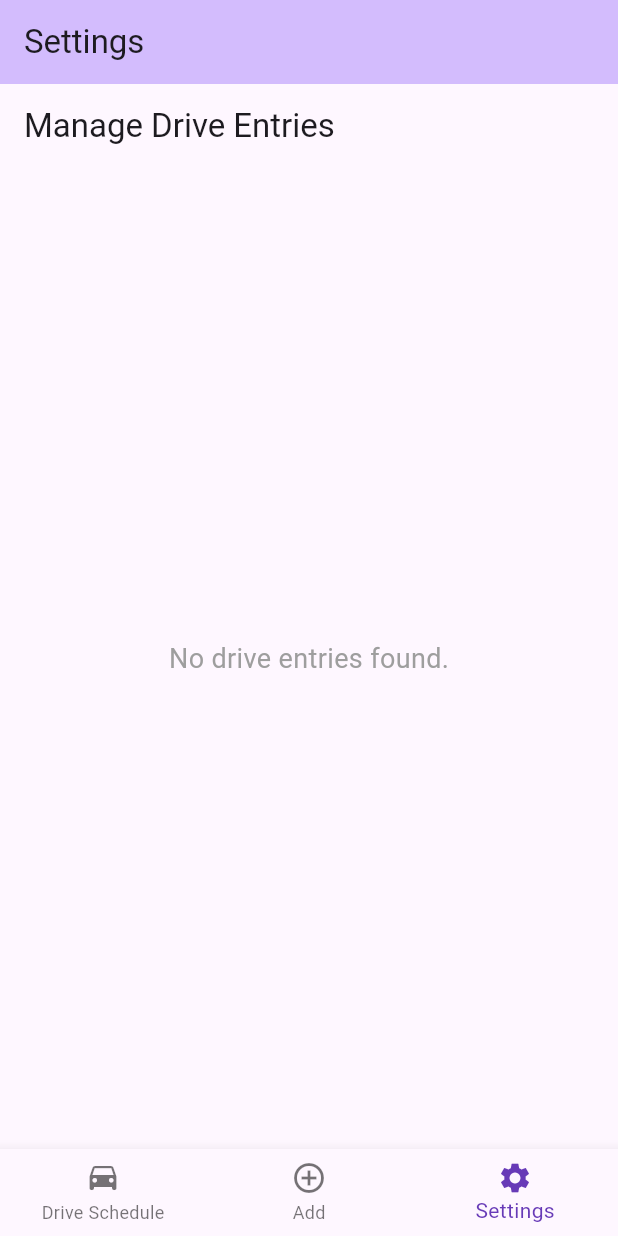
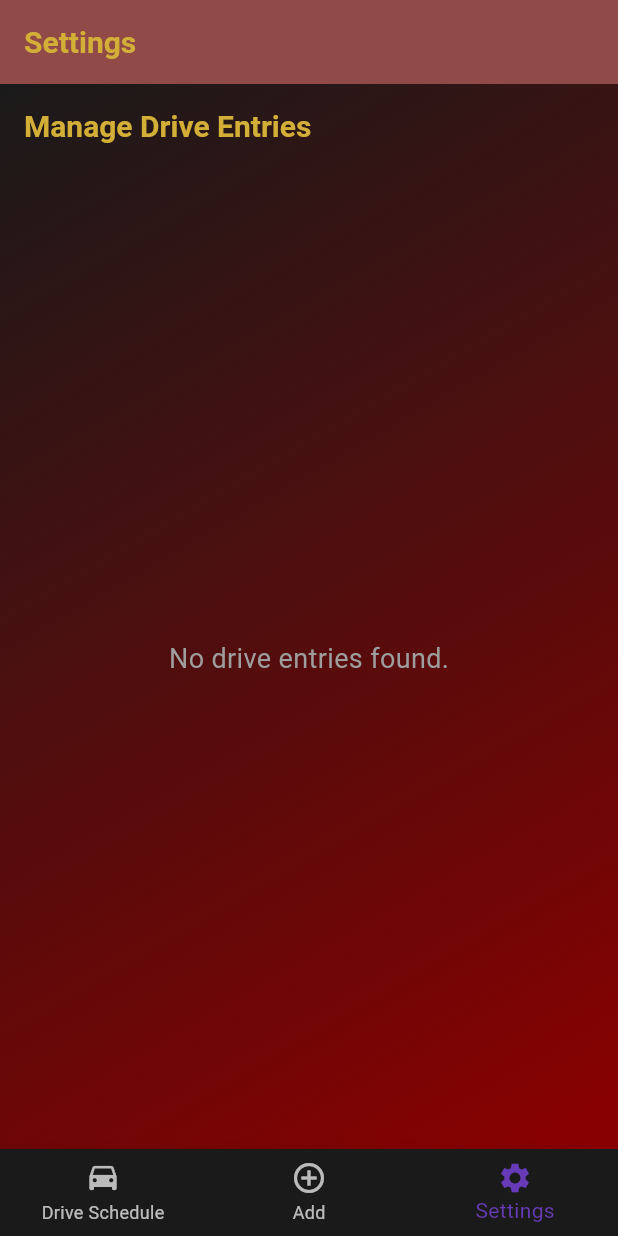
Before and after one commit to ansarrnd/driver_assist, a Flutter app: the screen it shows after launch, item 3 of the bottom bar chosen, on a phone screen of 412 x 824 dp. Run offline on Flutter 3.47's test engine with Material 3 defaults, Android fonts, the light colour scheme and no system bars; our stand-ins replace flutter_local_notifications, sqflite, sqflite_common_ffi, timezone; missing offline and left inert: android_alarm_manager_plus, liquid_glass_ui; accounts and stored records are empty.

Commit message:
updates in UI

```diff
--- a/lib/main.dart
+++ b/lib/main.dart
@@ -6,7 +6,9 @@ import 'package:flutter_local_notifications/flutter_local_notifications.dart';
 import 'package:timezone/data/latest_all.dart' as tz;
 import 'package:timezone/timezone.dart' as tz;
 import 'package:android_alarm_manager_plus/android_alarm_manager_plus.dart';
+import 'package:liquid_glass_ui/liquid_glass_ui.dart';
 import 'tickets_screen.dart'; // Import the new TicketsScreen
+import 'theme.dart';
 
 class NotificationService {
   static final NotificationService _notificationService = NotificationService._internal();
@@ -340,10 +342,7 @@ class MyApp extends StatelessWidget {
   Widget build(BuildContext context) {
     return MaterialApp(
       title: 'Driver Schedule',
-      theme: ThemeData(
-        colorScheme: ColorScheme.fromSeed(seedColor: Colors.deepPurple),
-        useMaterial3: true, // Recommended for new Flutter projects
-      ),
+      theme: AppTheme.themeData,
       home: const MyHomePage(title: 'Flutter Demo Home Page'),
     );
   }
@@ -416,7 +415,9 @@ class _MyHomePageState extends State<MyHomePage> with SingleTickerProviderStateM
               )
             : null,
       ),
-      body: Center(
+      body: Container(
+        decoration: AppTheme.backgroundDecoration,
+        child: Center(
           // Display the widget from _widgetOptions based on the selected index
           child: _selectedIndex == 0
               ? TabBarView(
@@ -427,6 +428,7 @@ class _MyHomePageState extends State<MyHomePage> with SingleTickerProviderStateM
                   ],
                 )
               : _widgetOptions.elementAt(_selectedIndex),
+        ),
       ),
       bottomNavigationBar: BottomNavigationBar(
         items: const <BottomNavigationBarItem>[
@@ -618,12 +620,12 @@ class _DriveScheduleScreenState extends State<DriveScheduleScreen> {
                   itemBuilder: (context, index) {
                     final entry = displayedEntries[index];
                     return InkWell( // Keep InkWell for potential future taps or just for the ripple effect
-                      child: Card(
-                        elevation: 4.0,
-                        margin: const EdgeInsets.symmetric(vertical: 8.0, horizontal: 4.0),
-                        shape: RoundedRectangleBorder(
-                          borderRadius: BorderRadius.circular(10.0),
-                        ),
+                      child: Padding(
+                        padding: const EdgeInsets.symmetric(vertical: 8.0, horizontal: 4.0),
+                        child: LiquidGlassContainer(
+                          blur: AppTheme.defaultBlur,
+                          opacity: AppTheme.defaultOpacity,
+                          borderRadius: AppTheme.defaultBorderRadius,
                         child: Padding(
                           padding: const EdgeInsets.all(16.0),
                           child: Column(
@@ -640,6 +642,7 @@ class _DriveScheduleScreenState extends State<DriveScheduleScreen> {
                               const SizedBox(height: 4.0),
                               _buildInfoRow(context, Icons.flag_outlined, 'To: ${entry.destination}'),
                             ],
+                          ),
                         ),
                       ),
                       ),
@@ -852,6 +855,11 @@ class _AddScreenState extends State<AddScreen> {
   Widget build(BuildContext context) {
     Widget formContent = Padding(
         padding: const EdgeInsets.all(16.0),
+        child: LiquidGlassContainer(
+          blur: AppTheme.defaultBlur,
+          opacity: AppTheme.defaultOpacity,
+          borderRadius: AppTheme.defaultBorderRadius,
+          padding: const EdgeInsets.all(16.0),
           child: Form(
           key: _formKey, // Wrap with SingleChildScrollView to prevent overflow
           child: SingleChildScrollView(
@@ -957,6 +965,7 @@ class _AddScreenState extends State<AddScreen> {
                 child: Text(_isEditMode ? 'Update Entry' : 'Add Entry'),
               ),
             ],
+          ),
           ),
         ),
         ),
@@ -1103,8 +1112,12 @@ class _SettingsScreenState extends State<SettingsScreen> {
                 final entry = _allEntries[index];
                 // DriveEntry.id is String?, but should be non-null for DB entries
                 final isSelected = entry.id != null && _selectedEntryIds.contains(entry.id!);
-                return Card(
-                  margin: const EdgeInsets.symmetric(vertical: 4.0, horizontal: 8.0),
+                return Padding(
+                  padding: const EdgeInsets.symmetric(vertical: 4.0, horizontal: 8.0),
+                  child: LiquidGlassContainer(
+                    blur: AppTheme.defaultBlur,
+                    opacity: AppTheme.defaultOpacity,
+                    borderRadius: AppTheme.defaultBorderRadius,
                     child: CheckboxListTile(
                     title: Text(entry.customerName),
                     subtitle: Text(
@@ -1116,6 +1129,7 @@ class _SettingsScreenState extends State<SettingsScreen> {
                     secondary: Icon(isSelected ? Icons.check_box : Icons.check_box_outline_blank),
                     isThreeLine: true,
                   ),
+                  ),
                 );
               },
             );
--- /dev/null
+++ b/lib/theme.dart
@@ -0,0 +1,87 @@
+import 'package:flutter/material.dart';
+
+class AppTheme {
+  // Common values for LiquidGlassContainer
+  static const double defaultBlur = 15.0;
+  static const double defaultOpacity = 0.1;
+  static final BorderRadius defaultBorderRadius = BorderRadius.circular(10.0);
+
+  static final BoxDecoration backgroundDecoration = const BoxDecoration(
+    gradient: LinearGradient(
+      colors: [Color(0xFF1A1A1A), Color(0xFF8B0000)], // RCB Black to Deep Red
+      begin: Alignment.topLeft,
+      end: Alignment.bottomRight,
+    ),
+  );
+
+  static ThemeData get themeData {
+    // RCB Seed Color: Vibrant Red, with a dark brightness
+    final colorScheme = ColorScheme.fromSeed(
+      seedColor: const Color(0xFFE50E2F),
+      secondary: const Color(0xFFD4AF37), // RCB Gold
+      brightness: Brightness.dark,
+    );
+
+    return ThemeData(
+      colorScheme: colorScheme,
+      useMaterial3: true,
+      scaffoldBackgroundColor: Colors.transparent, // Ensure the background decoration is visible
+
+      // Global app bar theme
+      appBarTheme: AppBarTheme(
+        backgroundColor: Colors.transparent,
+        elevation: 0,
+        centerTitle: false,
+        titleTextStyle: const TextStyle(color: Color(0xFFD4AF37), fontSize: 20, fontWeight: FontWeight.bold), // Gold text for app bar
+        iconTheme: const IconThemeData(color: Color(0xFFD4AF37)),
+      ),
+
+      // Global Bottom Navigation Bar theme
+      bottomNavigationBarTheme: const BottomNavigationBarThemeData(
+        backgroundColor: Color(0xFF1A1A1A), // RCB Dark Charcoal
+        selectedItemColor: Color(0xFFD4AF37), // RCB Gold
+        unselectedItemColor: Colors.white70,
+        elevation: 10,
+      ),
+
+      // Global Tab Bar theme
+      tabBarTheme: const TabBarTheme(
+        labelColor: Color(0xFFD4AF37), // RCB Gold
+        unselectedLabelColor: Colors.white70,
+        indicatorColor: Color(0xFFD4AF37), // RCB Gold
+      ),
+
+      // Global elevated button theme
+      elevatedButtonTheme: ElevatedButtonThemeData(
+        style: ElevatedButton.styleFrom(
+          backgroundColor: const Color(0xFFE50E2F), // Red background
+          foregroundColor: Colors.white, // White text
+          shape: RoundedRectangleBorder(
+            borderRadius: BorderRadius.circular(10.0),
+          ),
+          padding: const EdgeInsets.symmetric(horizontal: 24.0, vertical: 12.0),
+        ),
+      ),
+
+      // Global input decoration for forms
+      inputDecorationTheme: InputDecorationTheme(
+        filled: true,
+        fillColor: Colors.white.withAlpha((255 * 0.15).round()), // Lighter frosted feel for dark mode
+
+        border: OutlineInputBorder(
+          borderRadius: BorderRadius.circular(10.0),
+          borderSide: BorderSide.none,
+        ),
+        enabledBorder: OutlineInputBorder(
+          borderRadius: BorderRadius.circular(10.0),
+          borderSide: BorderSide(color: Colors.white.withAlpha((255 * 0.5).round())),
+        ),
+        focusedBorder: OutlineInputBorder(
+          borderRadius: BorderRadius.circular(10.0),
+          borderSide: BorderSide(color: colorScheme.primary, width: 2.0),
+        ),
+        contentPadding: const EdgeInsets.symmetric(horizontal: 16.0, vertical: 12.0),
+      ),
+    );
+  }
+}
```
Also changed, not shown: lib/tickets_screen.dart (+10 -7 lines), pubspec.yaml (+4 -8 lines), pubspec.lock, 4 other files. Lines whose indentation alone changed are shown as unchanged.
